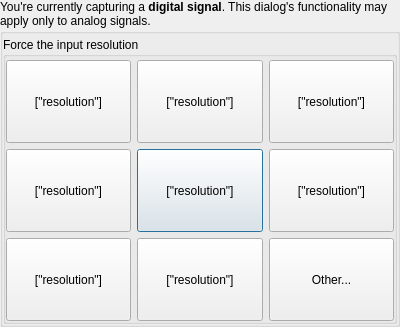
mrehkopf/vcs, file src/display/qt/dialogs/ui/input_resolution_dialog.ui: the form before one commit.
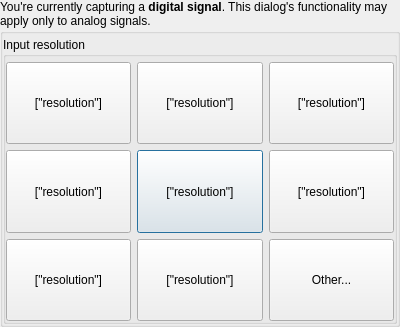
The form after the commit.

```diff
--- a/src/display/qt/dialogs/ui/input_resolution_dialog.ui
+++ b/src/display/qt/dialogs/ui/input_resolution_dialog.ui
@@ -66,7 +66,7 @@
       <item>
        <widget class="QGroupBox" name="groupBox">
         <property name="title">
-         <string>Force the input resolution</string>
+         <string>Input resolution</string>
         </property>
         <layout class="QVBoxLayout" name="verticalLayout">
          <property name="spacing">
@@ -76,7 +76,7 @@
           <number>0</number>
          </property>
          <property name="topMargin">
-          <number>3</number>
+          <number>5</number>
          </property>
          <property name="rightMargin">
           <number>0</number>
```
